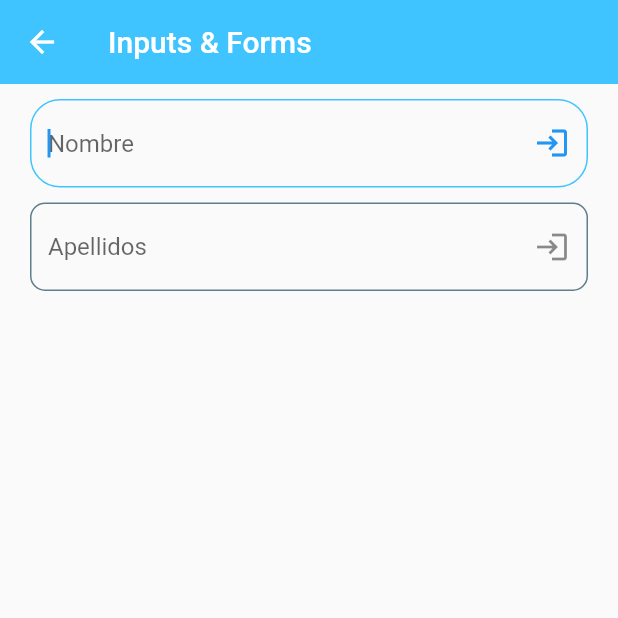
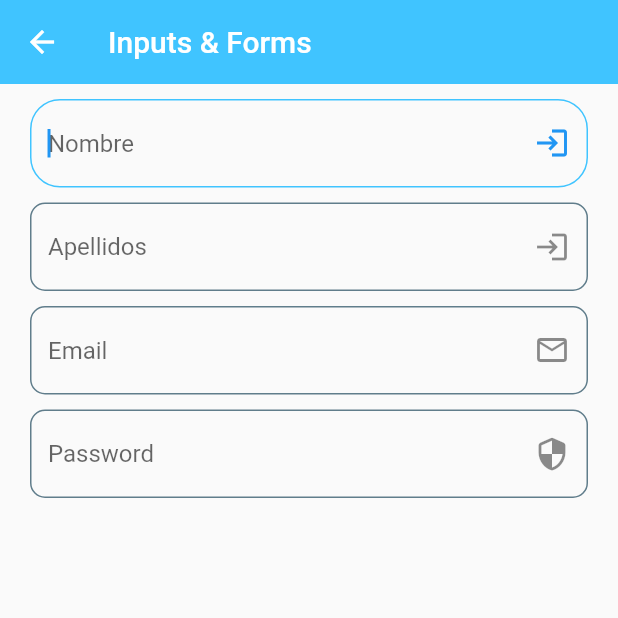
Before and after one commit to diegostreetbob/Flutter-Components, a Flutter app: the InputsScreen screen opened by its route, on a phone screen of 412 x 824 dp, the top half of it. Run offline on Flutter 3.47's test engine with Material 2 defaults, Android fonts, the phone set to English and light mode, and no system bars; missing offline and left inert: dart:ffi.

```diff
--- a/lib/screens/inputs_screen.dart
+++ b/lib/screens/inputs_screen.dart
@@ -21,9 +21,13 @@ class  InputsScreen extends StatelessWidget {
             ),
             child: Column(
               children: const [
-                CustomInputField(hintText: "Nombre",suffixIcon: Icons.login),
+                CustomInputField(hintText: "Nombre",suffixIcon: Icons.login,keyboardType: TextInputType.text),
                 SizedBox(height: 10),
-                CustomInputField(hintText: "Apellidos",suffixIcon: Icons.login),
+                CustomInputField(hintText: "Apellidos",suffixIcon: Icons.login,keyboardType: TextInputType.text),
+                SizedBox(height: 10),
+                CustomInputField(hintText: "Email",suffixIcon: Icons.mail_outline,keyboardType: TextInputType.emailAddress),
+                SizedBox(height: 10),
+                CustomInputField(hintText: "Password",suffixIcon: Icons.security_rounded,keyboardType: TextInputType.visiblePassword,obscureText: true),
                 SizedBox(height: 10)
               ],
             ),
--- a/lib/widgets/custom_imput_field.dart
+++ b/lib/widgets/custom_imput_field.dart
@@ -1,3 +1,5 @@
+import 'dart:ffi';
+
 import 'package:flutter/material.dart';
 ////////////////////////////////////////////////////////////////////////////////////////////////////
 
@@ -8,6 +10,8 @@ class CustomInputField extends StatelessWidget {
   final String? labelText;
   final String? helperText;
   final IconData? suffixIcon;
+  final TextInputType keyboardType;//validaciones
+  final bool obscureText;
   //
   const CustomInputField(
       {
@@ -16,12 +20,16 @@ class CustomInputField extends StatelessWidget {
         this.labelText,
         this.helperText,
         this.suffixIcon,
+        required this.keyboardType,
+        this.obscureText=false//si no se envía sera false por defecto
       }
       ) : super(key: key);
   //
   @override
   Widget build(BuildContext context) {
     return TextFormField(
+        keyboardType: keyboardType,
+        obscureText: obscureText,
         autofocus: true,
         initialValue: "",
         //primera letra de cada palabra en mayúsculas
```
